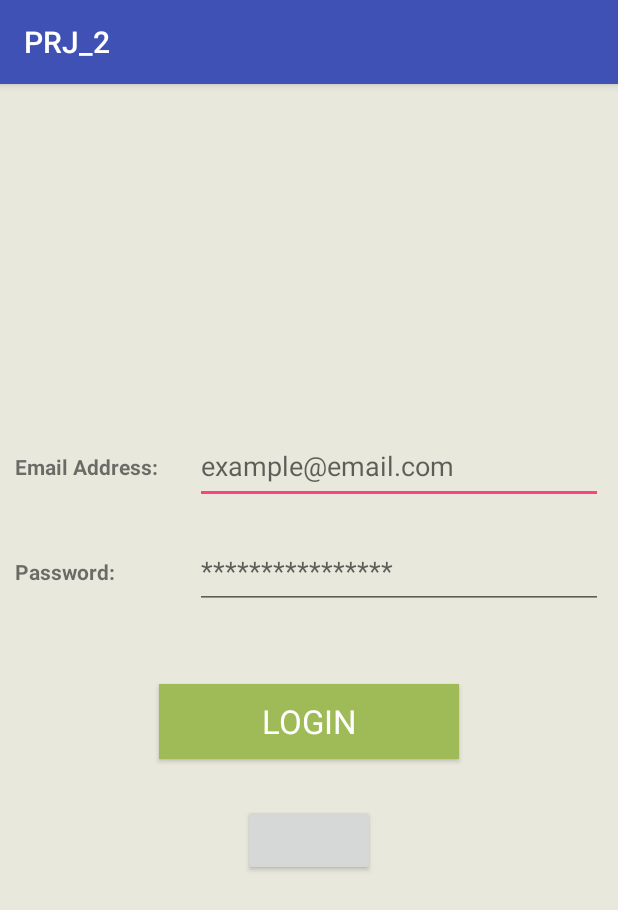
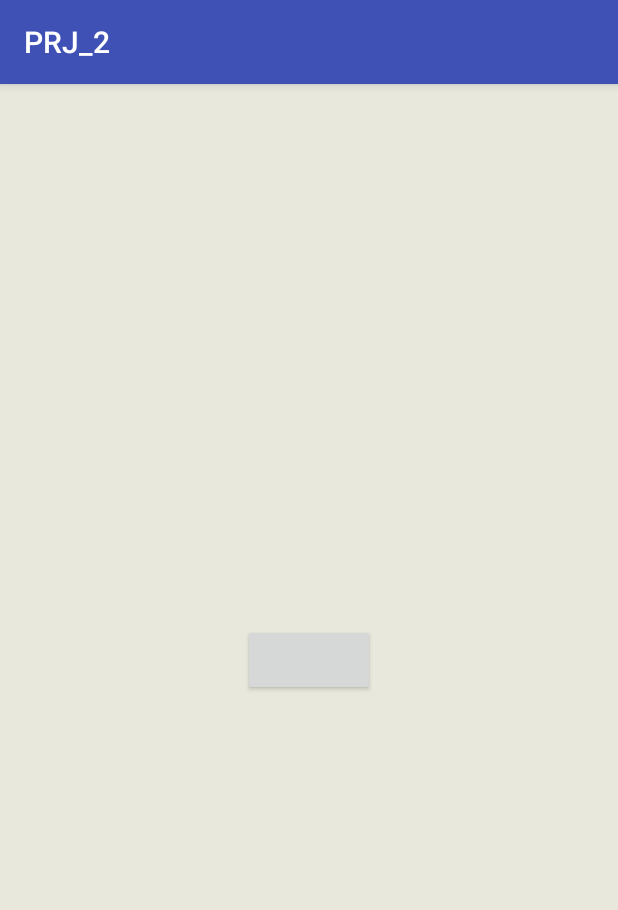
Before and after one commit to ktk1012/CS496_cli, an Android app: the screen it shows after launch (MainActivity), on a phone screen of 412 x 824 dp. Shown: the top 910 px of the screen. Run offline under Robolectric (Android 15) with nearby library versions, the phone set to English and light mode, and no system bars; libraries missing offline, so code that uses them is left out: com.facebook, com.facebook.login, com.strongloop.android; plain views replace LoginButton; 5 statements that could not run were skipped.

Commit message:
MainActivity Button and EditTexts Disabled

```diff
--- a/app/src/main/java/cs496/prj_2/MainActivity.java
+++ b/app/src/main/java/cs496/prj_2/MainActivity.java
@@ -67,8 +67,8 @@ public class MainActivity extends AppCompatActivity {
         callbackManger = CallbackManager.Factory.create();
         setContentView(R.layout.activity_main);
 
-        email = (EditText)findViewById(R.id.email);
-        password = (EditText)findViewById(R.id.password);
+//        email = (EditText)findViewById(R.id.email);
+//        password = (EditText)findViewById(R.id.password);
 
         try {
             PackageInfo info = getPackageManager().getPackageInfo(
@@ -120,15 +120,15 @@ public class MainActivity extends AppCompatActivity {
             }
         });
 
-        login = (Button)findViewById(R.id.buttonLogin);
-        int success=1;
-        //If login already
-        if (success==1) {
-            login.setOnClickListener(new View.OnClickListener(){
-                @Override
-                public void onClick(View view){
-                    emailtxt = email.getText().toString();
-                    passtxt = password.getText().toString();
+//        login = (Button)findViewById(R.id.buttonLogin);
+//        int success=1;
+//        //If login already
+//        if (success==1) {
+//            login.setOnClickListener(new View.OnClickListener(){
+//                @Override
+//                public void onClick(View view){
+//                    emailtxt = email.getText().toString();
+//                    passtxt = password.getText().toString();
 
 //                params = new ArrayList<NameValuePair>();
 //                params.add(new BasicNameValuePair("email", emailtxt));
@@ -146,17 +146,17 @@ public class MainActivity extends AppCompatActivity {
 //                    }
 //                }
 
-                    gotoMainActivity();
-                }
-            });
-        }else if(success==0) {
-
-        }else {
-            gotoMainActivity();
-        }
-
+//                    gotoMainActivity();
+//                }
+//            });
+//        }else if(success==0) {
+//
+//        }else {
+//            gotoMainActivity();
+//        }
+//
     }
-
+//
     private void gotoMainActivity() {
         Intent loginactivity = new Intent(MainActivity.this, MainActivity2.class);
         loginactivity.putExtra("email",emailtxt);
--- a/app/src/main/res/layout/activity_main.xml
+++ b/app/src/main/res/layout/activity_main.xml
@@ -7,63 +7,63 @@
     tools:context="cs496.prj_2.MainActivity"
     xmlns:tools="http://schemas.android.com/tools"
     android:background="#e9e8dd">
-    <LinearLayout
-        android:layout_width="match_parent"
-        android:layout_height="wrap_content"
-        android:layout_gravity="top"
-        android:layout_marginTop="20dp"
-        android:layout_marginLeft="10dp"
-        android:layout_marginRight="10dp">
-        <TextView
-            android:layout_width="110dp"
-            android:layout_height="50dp"
-            android:text = "Email Address: "
-            android:gravity="center_vertical"
-            android:textStyle = "bold"
-            android:layout_marginRight="10dp"/>
-        <EditText
-            android:id = "@+id/email"
-            android:layout_width="match_parent"
-            android:layout_height="50dp"
-            android:hint = "example@email.com"
-            android:singleLine = "true"
-            android:layout_gravity="center_horizontal"
-            android:inputType="textEmailAddress"/>
-    </LinearLayout>
-    <LinearLayout
-        android:layout_width="match_parent"
-        android:layout_gravity="top"
-        android:layout_height="wrap_content"
-        android:layout_marginTop="20dp"
-        android:layout_marginLeft="10dp"
-        android:layout_marginRight="10dp">
-        <TextView
-            android:layout_width="110dp"
-            android:layout_height="50dp"
-            android:layout_marginRight="10dp"
-            android:text = "Password: "
-            android:gravity="center_vertical"
-            android:textStyle = "bold"/>
-        <EditText
-            android:id="@+id/password"
-            android:layout_gravity="center"
-            android:layout_width="match_parent"
-            android:layout_height="50dp"
-            android:hint = "****************"
-            android:inputType="textPassword"/>
-    </LinearLayout>
+    <!--<LinearLayout-->
+        <!--android:layout_width="match_parent"-->
+        <!--android:layout_height="wrap_content"-->
+        <!--android:layout_gravity="top"-->
+        <!--android:layout_marginTop="20dp"-->
+        <!--android:layout_marginLeft="10dp"-->
+        <!--android:layout_marginRight="10dp">-->
+        <!--<TextView-->
+            <!--android:layout_width="110dp"-->
+            <!--android:layout_height="50dp"-->
+            <!--android:text = "Email Address: "-->
+            <!--android:gravity="center_vertical"-->
+            <!--android:textStyle = "bold"-->
+            <!--android:layout_marginRight="10dp"/>-->
+        <!--<EditText-->
+            <!--android:id = "@+id/email"-->
+            <!--android:layout_width="match_parent"-->
+            <!--android:layout_height="50dp"-->
+            <!--android:hint = "example@email.com"-->
+            <!--android:singleLine = "true"-->
+            <!--android:layout_gravity="center_horizontal"-->
+            <!--android:inputType="textEmailAddress"/>-->
+    <!--</LinearLayout>-->
+    <!--<LinearLayout-->
+        <!--android:layout_width="match_parent"-->
+        <!--android:layout_gravity="top"-->
+        <!--android:layout_height="wrap_content"-->
+        <!--android:layout_marginTop="20dp"-->
+        <!--android:layout_marginLeft="10dp"-->
+        <!--android:layout_marginRight="10dp">-->
+        <!--<TextView-->
+            <!--android:layout_width="110dp"-->
+            <!--android:layout_height="50dp"-->
+            <!--android:layout_marginRight="10dp"-->
+            <!--android:text = "Password: "-->
+            <!--android:gravity="center_vertical"-->
+            <!--android:textStyle = "bold"/>-->
+        <!--<EditText-->
+            <!--android:id="@+id/password"-->
+            <!--android:layout_gravity="center"-->
+            <!--android:layout_width="match_parent"-->
+            <!--android:layout_height="50dp"-->
+            <!--android:hint = "****************"-->
+            <!--android:inputType="textPassword"/>-->
+    <!--</LinearLayout>-->
 
-    <Button
-        android:layout_width="200dp"
-        android:layout_height="50dp"
-        android:layout_gravity="center"
-        android:layout_marginTop="50dp"
-        android:id="@+id/buttonLogin"
-        android:text="LOGIN"
-        android:textAppearance="?android:attr/textAppearanceLargeInverse"
-        android:background="#9fbb58"
-        style="@style/Base.Widget.AppCompat.ImageButton"
-        />
+    <!--<Button-->
+        <!--android:layout_width="200dp"-->
+        <!--android:layout_height="50dp"-->
+        <!--android:layout_gravity="center"-->
+        <!--android:layout_marginTop="50dp"-->
+        <!--android:id="@+id/buttonLogin"-->
+        <!--android:text="LOGIN"-->
+        <!--android:textAppearance="?android:attr/textAppearanceLargeInverse"-->
+        <!--android:background="#9fbb58"-->
+        <!--style="@style/Base.Widget.AppCompat.ImageButton"-->
+        <!--/>-->
 
     <com.facebook.login.widget.LoginButton
         android:id="@+id/facebook_login"
```
